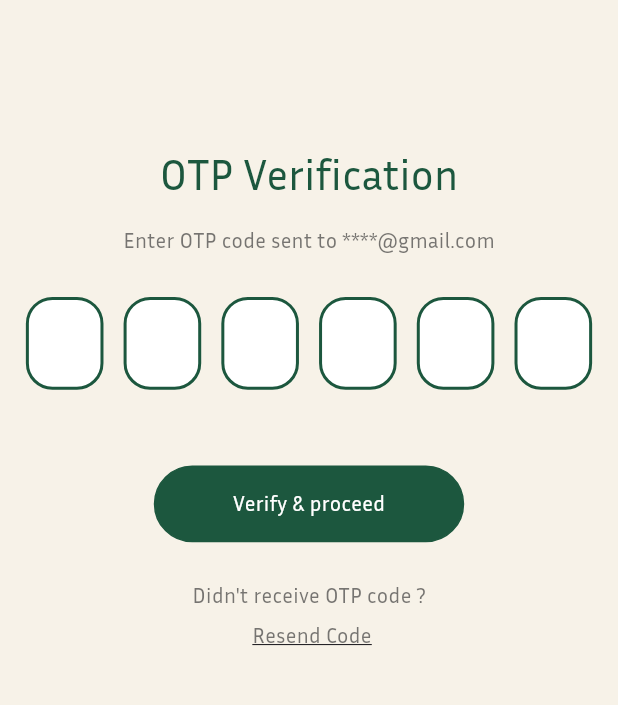
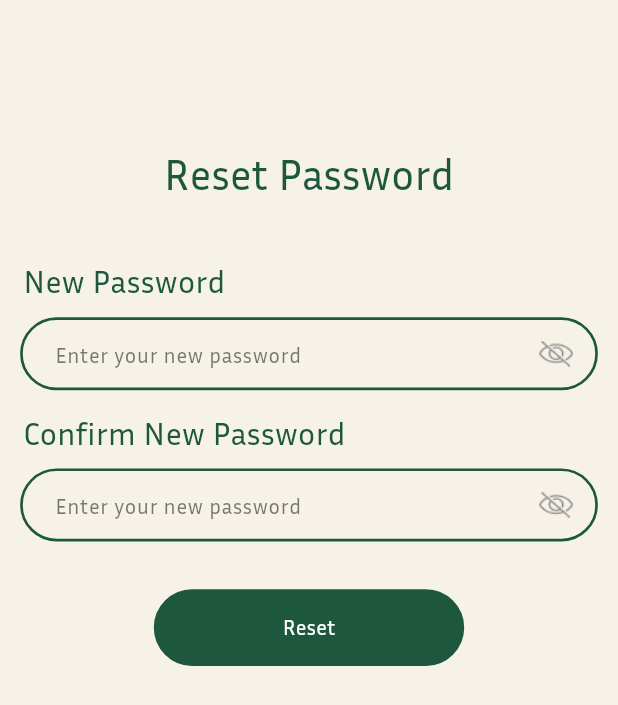
Before and after one commit to Seifmohsen11/Y_balash-graduation_progect-, a Flutter app: the OtpVerificationViewBody screen opened directly, after a tap on "Verify & proceed", on a phone screen of 412 x 824 dp. Shown: the top 705 px of the screen. Run offline on Flutter 3.47's test engine with Material 3 defaults, Android fonts, the phone set to English and light mode, and no system bars; drawn by our look-alikes of pin_code_fields; our stand-ins replace device_preview, flutter_screenutil.

Commit message:
create reset password view

```diff
--- a/lib/Features/authentication/presentation/views/otp_verification_view.dart
+++ b/lib/Features/authentication/presentation/views/otp_verification_view.dart
@@ -6,6 +6,6 @@ class OtpVerificationView extends StatelessWidget {
   static String id = "OtpVerificationView";
   @override
   Widget build(BuildContext context) {
-    return OtpVerificationViewBody();
+    return const OtpVerificationViewBody();
   }
 }
--- /dev/null
+++ b/lib/Features/authentication/presentation/views/reset_password_view.dart
@@ -0,0 +1,12 @@
+import 'package:flutter/material.dart';
+import 'package:y_balash/Features/authentication/presentation/views/widgets/reset_password_view_body.dart';
+
+class ResetPasswordView extends StatelessWidget {
+  const ResetPasswordView({super.key});
+  static String id = "ResetPasswordView";
+
+  @override
+  Widget build(BuildContext context) {
+    return const ResetPasswordViewBody();
+  }
+}
--- a/lib/Features/authentication/presentation/views/widgets/otp_verification_view_body.dart
+++ b/lib/Features/authentication/presentation/views/widgets/otp_verification_view_body.dart
@@ -1,6 +1,7 @@
 import 'package:flutter/material.dart';
 import 'package:flutter_screenutil/flutter_screenutil.dart';
 import 'package:pin_code_fields/pin_code_fields.dart';
+import 'package:y_balash/Features/authentication/presentation/views/reset_password_view.dart';
 import 'package:y_balash/core/constants/constants.dart';
 import 'package:y_balash/core/widgets/custom_buttom.dart';
 import 'package:y_balash/core/widgets/text_under_buttom.dart';
@@ -90,6 +91,7 @@ class _OtpVerificationViewBodyState extends State<OtpVerificationViewBody> {
               borderColor: kTextFieldAndButtomColor,
               onTap: () {
                 print("Entered OTP: $otp");
+                Navigator.popAndPushNamed(context, ResetPasswordView.id);
               },
             ),
             SizedBox(
--- /dev/null
+++ b/lib/Features/authentication/presentation/views/widgets/reset_password_view_body.dart
@@ -0,0 +1,65 @@
+import 'package:flutter/material.dart';
+import 'package:flutter_screenutil/flutter_screenutil.dart';
+import 'package:y_balash/Features/authentication/presentation/views/widgets/title_and_password_field.dart';
+import 'package:y_balash/core/constants/constants.dart';
+import 'package:y_balash/core/widgets/custom_buttom.dart';
+
+class ResetPasswordViewBody extends StatelessWidget {
+  const ResetPasswordViewBody({super.key});
+
+  @override
+  Widget build(BuildContext context) {
+    return Scaffold(
+      backgroundColor: kPrimaryColor,
+      body: SingleChildScrollView(
+        child: Column(
+          children: [
+            SizedBox(
+              height: 108.h,
+            ),
+            Row(
+              mainAxisAlignment: MainAxisAlignment.center,
+              children: [
+                Text(
+                  'Reset Password',
+                  style: TextStyle(
+                    color: kTextFieldAndButtomColor,
+                    fontFamily: kIneraFont,
+                    fontWeight: FontWeight.w400,
+                    fontSize: 32.sp,
+                  ),
+                ),
+              ],
+            ),
+            SizedBox(
+              height: 42.h,
+            ),
+            const TitleAndPasswordField(
+              title: 'New Password',
+              hintText: 'Enter your new password',
+            ),
+            SizedBox(
+              height: 15.h,
+            ),
+            const TitleAndPasswordField(
+              title: 'Confirm New Password',
+              hintText: 'Enter your new password',
+            ),
+            SizedBox(
+              height: 36.h,
+            ),
+            CustomButtom(
+              height: 58.h,
+              width: 216.w,
+              label: 'Reset',
+              backgorundColor: kTextFieldAndButtomColor,
+              textColor: Colors.white,
+              borderColor: kTextFieldAndButtomColor,
+              onTap: () {},
+            ),
+          ],
+        ),
+      ),
+    );
+  }
+}
--- a/lib/main.dart
+++ b/lib/main.dart
@@ -4,6 +4,7 @@ import 'package:flutter_screenutil/flutter_screenutil.dart';
 import 'package:y_balash/Features/authentication/presentation/views/Login_view.dart';
 import 'package:y_balash/Features/authentication/presentation/views/forget_password_view.dart';
 import 'package:y_balash/Features/authentication/presentation/views/otp_verification_view.dart';
+import 'package:y_balash/Features/authentication/presentation/views/reset_password_view.dart';
 import 'package:y_balash/Features/authentication/presentation/views/sign_up_view.dart';
 
 void main() {
@@ -29,6 +30,7 @@ class YBalashApp extends StatelessWidget {
             LoginView.id: (context) => const LoginView(),
             ForgetPasswordView.id: (context) => const ForgetPasswordView(),
             OtpVerificationView.id: (context) => const OtpVerificationView(),
+            ResetPasswordView.id: (context) => const ResetPasswordView(),
           },
           initialRoute: SignUpView.id,
         );
```
